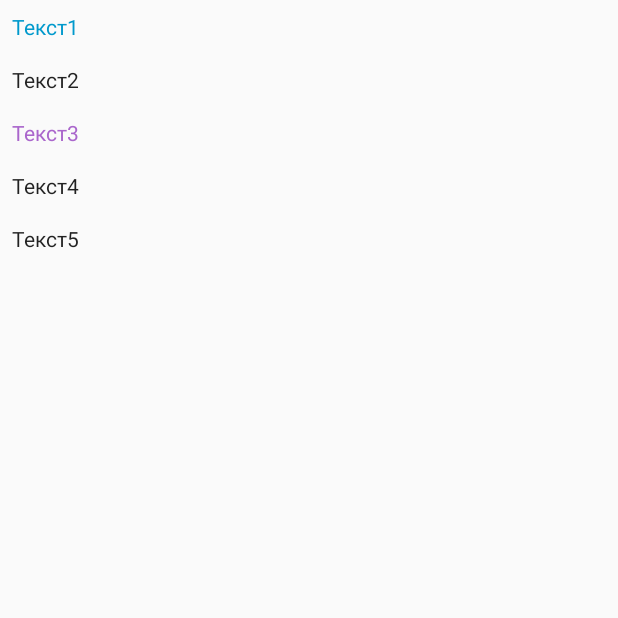
After one commit to ganiushina/AndroidMaterialDesign_V29, an Android app: the fragment StyleFragment shown on its own in the app's theme, on a phone screen of 412 x 824 dp, the top half of it. The commit adds this screen. Run offline under Robolectric (Android 15) with nearby library versions, the phone set to English and light mode, and no system bars.

Commit message:
Сделала несколько текстовых полей, вынесла одинаковые параметры в стили

```diff
--- /dev/null
+++ b/app/src/main/java/ru/alta/androidmaterialdesign_v29/StyleFragment.java
@@ -0,0 +1,64 @@
+package ru.alta.androidmaterialdesign_v29;
+
+import android.os.Bundle;
+
+import androidx.fragment.app.Fragment;
+
+import android.view.LayoutInflater;
+import android.view.View;
+import android.view.ViewGroup;
+
+
+/**
+ * A simple {@link Fragment} subclass.
+ * Use the {@link StyleFragment#newInstance} factory method to
+ * create an instance of this fragment.
+ */
+public class StyleFragment extends Fragment {
+    // TODO: Rename parameter arguments, choose names that match
+    // the fragment initialization parameters, e.g. ARG_ITEM_NUMBER
+    private static final String ARG_PARAM1 = "param1";
+    private static final String ARG_PARAM2 = "param2";
+
+    // TODO: Rename and change types of parameters
+    private String mParam1;
+    private String mParam2;
+
+    public StyleFragment() {
+        // Required empty public constructor
+    }
+
+    /**
+     * Use this factory method to create a new instance of
+     * this fragment using the provided parameters.
+     *
+     * @param param1 Parameter 1.
+     * @param param2 Parameter 2.
+     * @return A new instance of fragment StyleFragment.
+     */
+    // TODO: Rename and change types and number of parameters
+    public static StyleFragment newInstance(String param1, String param2) {
+        StyleFragment fragment = new StyleFragment();
+        Bundle args = new Bundle();
+        args.putString(ARG_PARAM1, param1);
+        args.putString(ARG_PARAM2, param2);
+        fragment.setArguments(args);
+        return fragment;
+    }
+
+    @Override
+    public void onCreate(Bundle savedInstanceState) {
+        super.onCreate(savedInstanceState);
+        if (getArguments() != null) {
+            mParam1 = getArguments().getString(ARG_PARAM1);
+            mParam2 = getArguments().getString(ARG_PARAM2);
+        }
+    }
+
+    @Override
+    public View onCreateView(LayoutInflater inflater, ViewGroup container,
+                             Bundle savedInstanceState) {
+        // Inflate the layout for this fragment
+        return inflater.inflate(R.layout.fragment_style, container, false);
+    }
+}
--- /dev/null
+++ b/app/src/main/res/layout/fragment_style.xml
@@ -0,0 +1,35 @@
+<?xml version="1.0" encoding="utf-8"?>
+<LinearLayout xmlns:android="http://schemas.android.com/apk/res/android"
+    xmlns:tools="http://schemas.android.com/tools"
+    android:layout_width="match_parent"
+    android:layout_height="match_parent"
+    tools:context=".StyleFragment"
+    android:orientation="vertical">
+
+    <TextView
+        android:id="@+id/textView6"
+        style="@style/MyStyle"
+        android:textColor="@android:color/holo_blue_dark"
+        android:text="@string/textview1" />
+
+    <TextView
+        android:id="@+id/textView7"
+        style="@style/MyStyle"
+        android:text="@string/textview2" />
+
+    <TextView
+        android:id="@+id/textView8"
+        style="@style/MyStyle"
+        android:textColor="@android:color/holo_purple"
+        android:text="@string/textview3" />
+
+    <TextView
+        android:id="@+id/textView9"
+        style="@style/MyStyle"
+        android:text="@string/textview4" />
+
+    <TextView
+        android:id="@+id/textView10"
+        style="@style/MyStyle"
+        android:text="@string/textview5" />
+</LinearLayout>
--- a/app/src/main/res/values/strings.xml
+++ b/app/src/main/res/values/strings.xml
@@ -132,4 +132,9 @@
     <string name="new_tabs_name">New Tabs View Fragment</string>
     <string name="new_bottom_view">New Bottom View Fragment</string>
     <string name="todo">TODO</string>
+    <string name="textview1">Текст1</string>
+    <string name="textview2">Текст2</string>
+    <string name="textview3">Текст3</string>
+    <string name="textview4">Текст4</string>
+    <string name="textview5">Текст5</string>
 </resources>
--- a/app/src/main/res/values/styles.xml
+++ b/app/src/main/res/values/styles.xml
@@ -23,6 +23,13 @@
         <item name="android:textStyle">bold|italic</item>
         <item name="android:textColor">@color/colorPrimary</item>
     </style>
+
+    <style name="MyStyle" parent="AppTheme">
+        <item name="android:layout_width">wrap_content</item>
+        <item name="android:layout_height">wrap_content</item>
+        <item name="android:layout_margin">8dp</item>
+    </style>
+
 
     <style name="CounterStyle" parent="TextAppearance.AppCompat.Small">
         <item name="android:textColor">@android:color/holo_red_dark</item>
```
